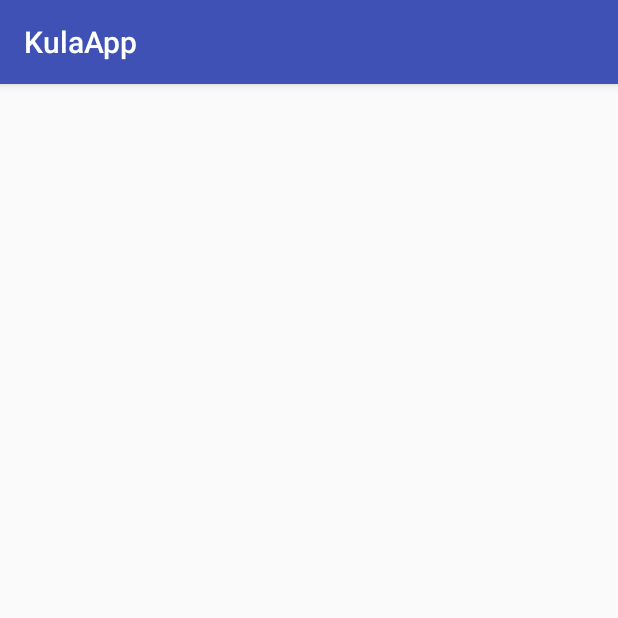
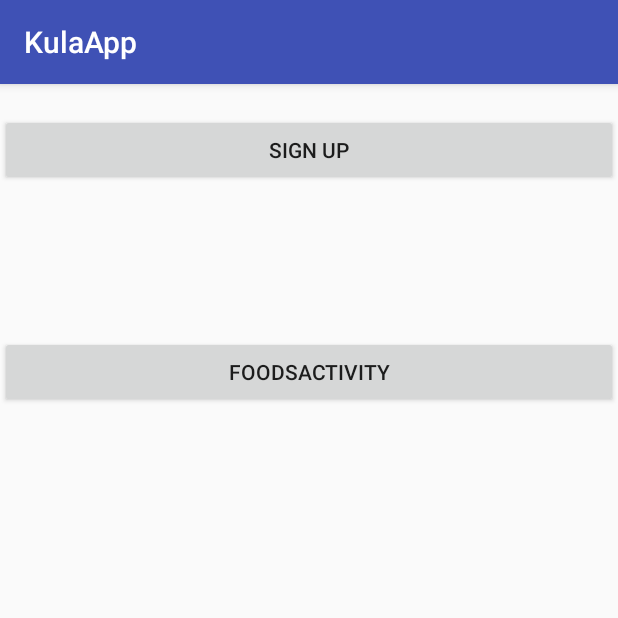
Before and after one commit to kulafine/KulaApp, an Android app: the screen it shows after launch (MainActivity), on a phone screen of 412 x 824 dp, the top half of it. Run offline under Robolectric (Android 15) with nearby library versions, the phone set to English and light mode, and no system bars.

Commit message:
gradle changes

```diff
--- a/app/src/main/AndroidManifest.xml
+++ b/app/src/main/AndroidManifest.xml
@@ -1,6 +1,8 @@
 <?xml version="1.0" encoding="utf-8"?>
 <manifest xmlns:android="http://schemas.android.com/apk/res/android"
     package="appr.kulaf.com.kulaapp">
+
+    <uses-permission android:name="android.permission.INTERNET"/>
 
     <application
         android:allowBackup="true"
--- a/app/src/main/java/appr/kulaf/com/kulaapp/MainActivity.java
+++ b/app/src/main/java/appr/kulaf/com/kulaapp/MainActivity.java
@@ -1,15 +1,42 @@
 package appr.kulaf.com.kulaapp;
 
+import android.content.Intent;
 import android.support.v7.app.AppCompatActivity;
 import android.os.Bundle;
+import android.view.View;
+import android.widget.Button;
 
 public class MainActivity extends AppCompatActivity {
+
+    Button bsign,bfood;
 
     @Override
     protected void onCreate(Bundle savedInstanceState) {
         super.onCreate(savedInstanceState);
         setContentView(R.layout.activity_main);
 
+        bsign = (Button)findViewById(R.id.btnsign);
+        bfood = (Button)findViewById(R.id.factivity);
+
+        bsign.setOnClickListener(new View.OnClickListener() {
+            @Override
+            public void onClick(View v) {
+
+                Intent i = new Intent(MainActivity.this, SignUp.class);
+                startActivity(i);
+            }
+        });
+
+        bfood.setOnClickListener(new View.OnClickListener() {
+            @Override
+            public void onClick(View v) {
+
+                Intent k = new Intent(MainActivity.this, FoodActivity.class);
+                startActivity(k);
+
+            }
+        });
+
 
     }
 }
--- a/app/src/main/java/appr/kulaf/com/kulaapp/Server.java
+++ b/app/src/main/java/appr/kulaf/com/kulaapp/Server.java
@@ -30,7 +30,7 @@ public class Server {
         return server_request;
     }
 
-    public static synchronized Server getServer_instance(){
+    public static synchronized Server getServer_instance(Context context){
         if(server_instance == null){
             server_instance = new Server(context);
         }
--- a/app/src/main/res/layout/activity_main.xml
+++ b/app/src/main/res/layout/activity_main.xml
@@ -7,6 +7,20 @@
     android:orientation="vertical"
     tools:context="appr.kulaf.com.kulaapp.MainActivity">
 
+    <Button
+        android:layout_width="match_parent"
+        android:layout_height="wrap_content"
+        android:text="Sign Up"
+        android:id="@+id/btnsign"
+        android:layout_marginBottom="100dp"
+        android:layout_marginTop="20dp"/>
+
+    <Button
+        android:layout_width="match_parent"
+        android:layout_height="wrap_content"
+        android:text="FoodsActivity"
+        android:id="@+id/factivity"/>
+
 
 
 
```
Also changed, not shown: app/src/main/java/appr/kulaf/com/kulaapp/FoodActivity.java (+13 -3 lines).
